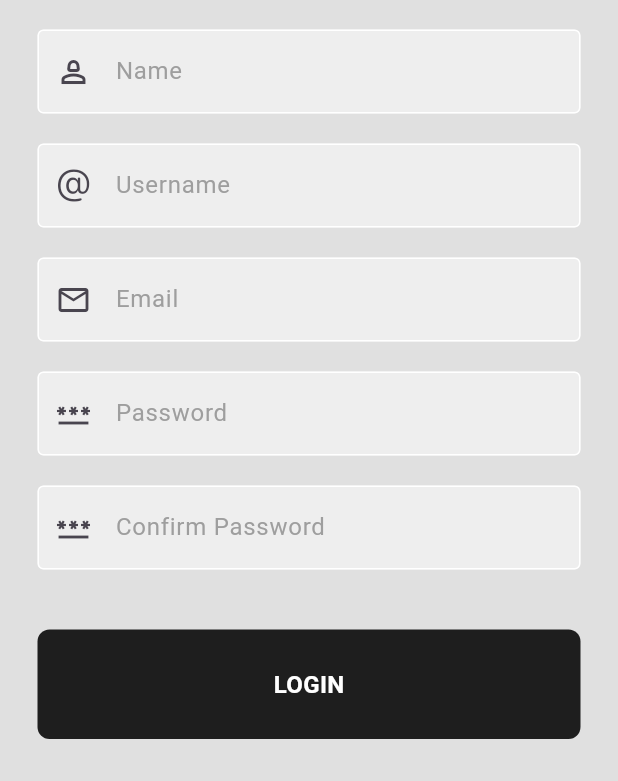
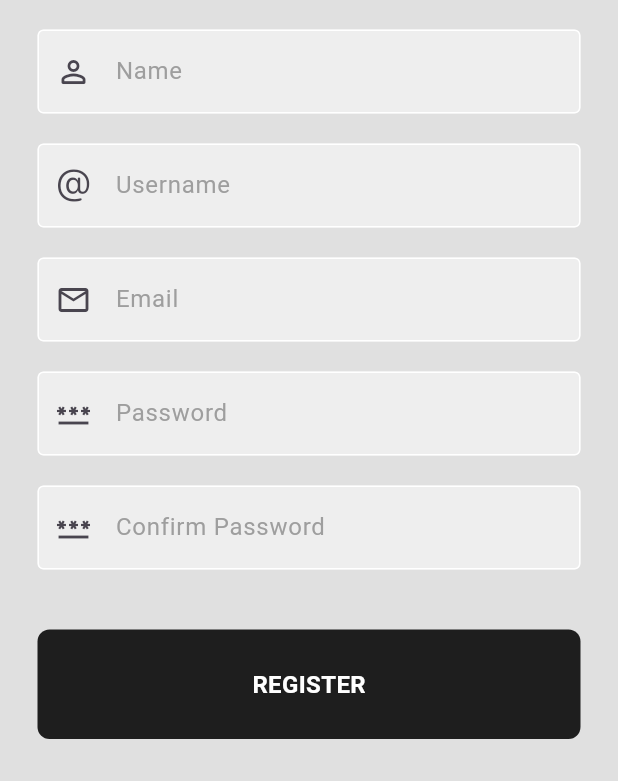
Before and after one commit to mrzM7md/My-Products-App-, a Flutter app: the RegisterScreen screen opened directly, on a phone screen of 412 x 824 dp, the part 455-1236 px from its top. Run offline on Flutter 3.47's test engine with Material 3 defaults, Android fonts, the light colour scheme and no system bars; our stand-ins replace bloc, conditional_builder_null_safety, equatable, flutter_bloc, fluttertoast, get_it and 2 more; accounts and stored records are empty; network calls fail.

Commit message:
edit image

```diff
--- a/lib/authentication/presentation/screens/register_screen.dart
+++ b/lib/authentication/presentation/screens/register_screen.dart
@@ -7,7 +7,6 @@ import 'package:products/authentication/presentation/controller/auth_states.dart
 import 'package:products/core/constants/componnets.dart';
 import 'package:products/core/utilities/enums.dart';
 import 'package:flutter/cupertino.dart';
-import 'package:flutter/widgets.dart';
 import 'package:products/core/utilities/images.dart';
 
 class RegisterScreen extends StatelessWidget {
@@ -46,7 +45,7 @@ class RegisterScreen extends StatelessWidget {
                       SizedBox(width: double.infinity, child: buildText(align: TextAlign.center, text: "register to app to save your products", fontSize: 16, maxLines: 1, isBold: false)),
 
                       const SizedBox(height: 20,),
-                      appTextField(preIcon: const Icon(Icons.person_2_outlined), controller: nameController, obscureText: false, hintText: "Name", onChange: (value){},
+                      appTextField(preIcon: const Icon(Icons.person_outline_rounded), controller: nameController, obscureText: false, hintText: "Name", onChange: (value){},
                           validate:(value){
                             if(value.toString().isEmpty){
                               return "name required";
@@ -111,7 +110,7 @@ class RegisterScreen extends StatelessWidget {
                                   String password = passwordController.text;
                                   AuthCubit.get(context).register(auth: AuthModel(name: name, email: email, password: password, confirmPassword: password, username: username));
                               }
-                            }, text: "Login".toUpperCase()),
+                            }, text: "register".toUpperCase()),
                           );
                         },
                         listener: (BuildContext context, AuthState state) {
--- a/lib/products/presentation/screens/products_screen.dart
+++ b/lib/products/presentation/screens/products_screen.dart
@@ -51,7 +51,7 @@ class _ProductsScreenState extends State<ProductsScreen> {
             onPressed: () {
               Navigator.push(context, MaterialPageRoute(builder: (ctx) => sl<ProductCreateUpdateScreen>()));
             },
-          label: const Row(children: [Text("New Product"), Icon(Icons.add)],),
+          label: Row(children: [Text("New Product"), Icon(Icons.add)],),
         ),
       ),
       body: Column(
--- a/pubspec.yaml
+++ b/pubspec.yaml
@@ -46,7 +46,6 @@ dependencies:
   flutter_launcher_icons: ^0.13.1
   http: ^1.2.1
   image_picker: ^1.1.1
-
 
 dev_dependencies:
   flutter_test:
```
Also changed, not shown: pubspec.lock, 29 other files.
